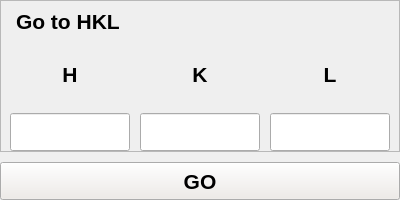
HugoValim/DAF, file gui/goto_hkl.ui: the form before one commit.
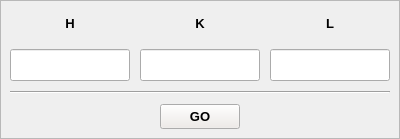
The form after the commit.

Commit message: Changed daf.gui layout, and also fixed the logic tab in gui

```diff
--- a/gui/goto_hkl.ui
+++ b/gui/goto_hkl.ui
@@ -7,7 +7,7 @@
     <x>0</x>
     <y>0</y>
     <width>400</width>
-    <height>200</height>
+    <height>139</height>
    </rect>
   </property>
   <property name="windowTitle">
@@ -51,35 +51,8 @@
        <number>9</number>
       </property>
       <property name="bottomMargin">
-       <number>0</number>
+       <number>9</number>
       </property>
-      <item>
-       <widget class="QLabel" name="label_4">
-        <property name="font">
-         <font>
-          <pointsize>16</pointsize>
-          <weight>75</weight>
-          <bold>true</bold>
-         </font>
-        </property>
-        <property name="autoFillBackground">
-         <bool>false</bool>
-        </property>
-        <property name="styleSheet">
-         <string notr="true"> QLabel {
-    qproperty-alignment: AlignCenter;
-    padding: 5px 0px;
-    color: rgb(0, 0, 0);
-    max-height: 18px;
-    font-size: 16pt;
-	font-weight: bold; 
-}</string>
-        </property>
-        <property name="text">
-         <string>Go to HKL</string>
-        </property>
-       </widget>
-      </item>
       <item>
        <layout class="QGridLayout" name="gridLayout_2">
         <item row="1" column="1">
@@ -114,7 +87,7 @@
           </property>
           <property name="font">
            <font>
-            <pointsize>16</pointsize>
+            <pointsize>10</pointsize>
             <weight>75</weight>
             <bold>true</bold>
            </font>
@@ -143,7 +116,7 @@
           </property>
           <property name="font">
            <font>
-            <pointsize>16</pointsize>
+            <pointsize>10</pointsize>
             <weight>75</weight>
             <bold>true</bold>
            </font>
@@ -172,7 +145,7 @@
           </property>
           <property name="font">
            <font>
-            <pointsize>16</pointsize>
+            <pointsize>10</pointsize>
             <weight>75</weight>
             <bold>true</bold>
            </font>
@@ -219,21 +192,24 @@
         </item>
        </layout>
       </item>
-     </layout>
+      <item>
+       <widget class="Line" name="line">
+        <property name="orientation">
+         <enum>Qt::Horizontal</enum>
+        </property>
     </widget>
    </item>
    <item>
-    <spacer name="verticalSpacer">
+       <layout class="QHBoxLayout" name="horizontalLayout">
+        <item>
+         <spacer name="horizontalSpacer">
      <property name="orientation">
-      <enum>Qt::Vertical</enum>
-     </property>
-     <property name="sizeType">
-      <enum>QSizePolicy::Fixed</enum>
+           <enum>Qt::Horizontal</enum>
      </property>
      <property name="sizeHint" stdset="0">
       <size>
-       <width>20</width>
-       <height>10</height>
+            <width>40</width>
+            <height>20</height>
       </size>
      </property>
     </spacer>
@@ -243,7 +219,7 @@
      <property name="minimumSize">
       <size>
        <width>0</width>
-       <height>38</height>
+            <height>25</height>
       </size>
      </property>
      <property name="palette">
@@ -285,7 +261,7 @@
      </property>
      <property name="font">
       <font>
-       <pointsize>16</pointsize>
+            <pointsize>10</pointsize>
        <weight>75</weight>
        <bold>true</bold>
       </font>
@@ -296,6 +272,24 @@
      <property name="shortcut">
       <string>Return</string>
      </property>
+         </widget>
+        </item>
+        <item>
+         <spacer name="horizontalSpacer_2">
+          <property name="orientation">
+           <enum>Qt::Horizontal</enum>
+          </property>
+          <property name="sizeHint" stdset="0">
+           <size>
+            <width>40</width>
+            <height>20</height>
+           </size>
+          </property>
+         </spacer>
+        </item>
+       </layout>
+      </item>
+     </layout>
     </widget>
    </item>
   </layout>
```
Lines whose indentation alone changed are shown as unchanged. The commit also changes 12 other files.
